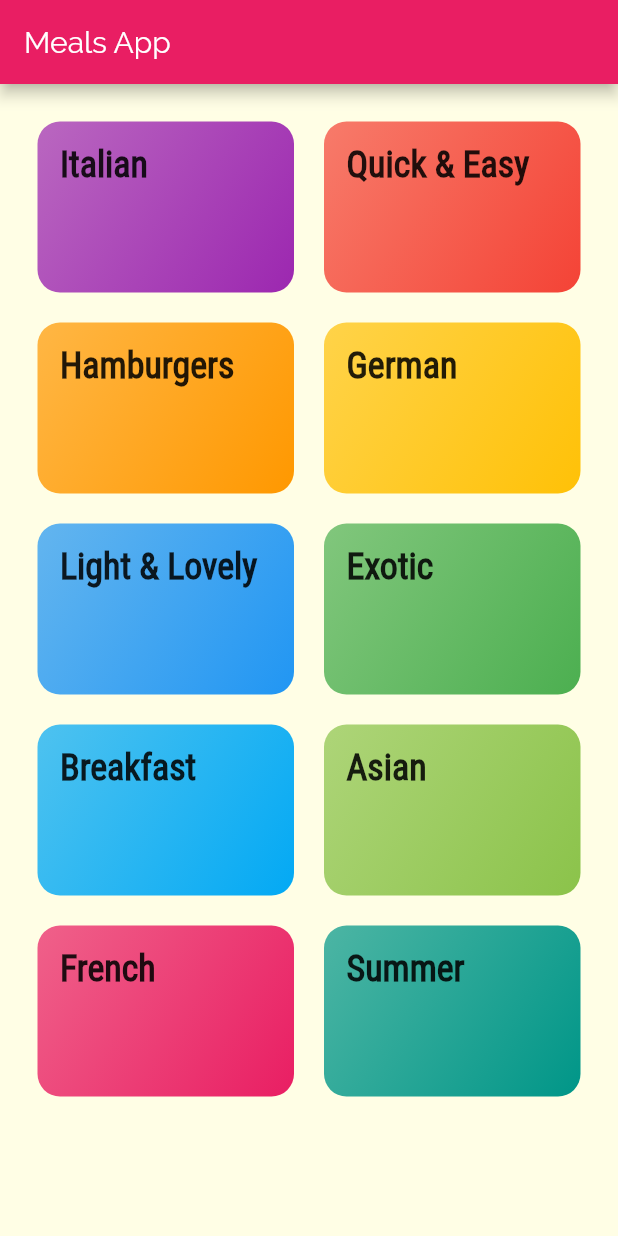
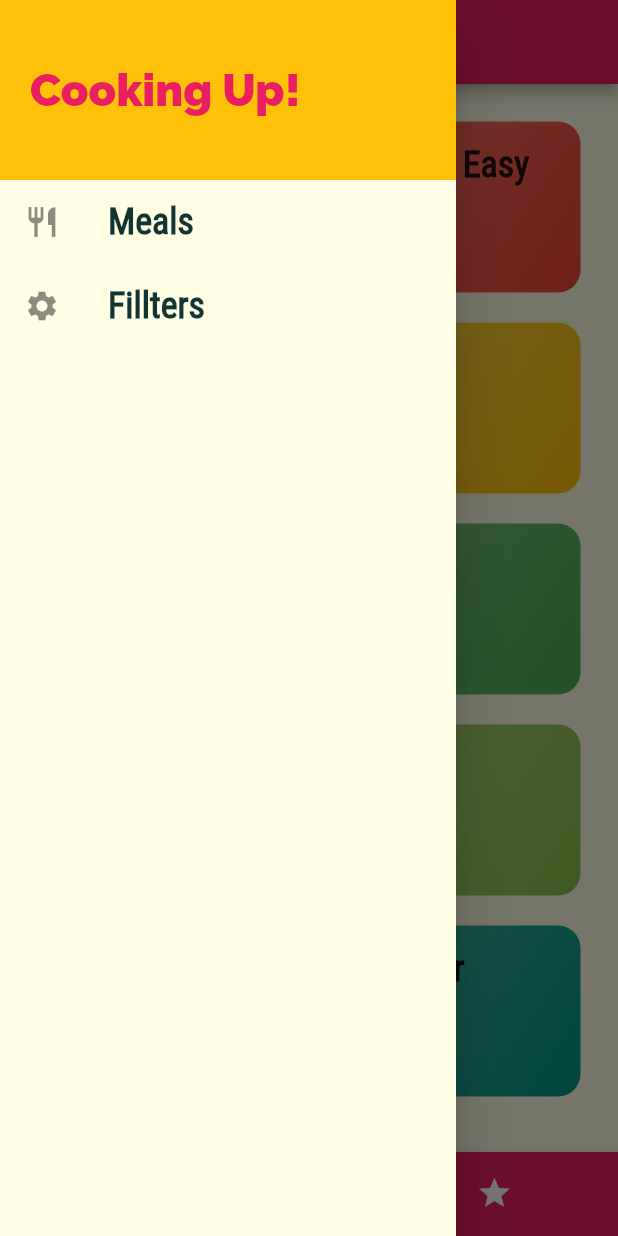
Before and after one commit to rohmanDev357/mealapp, a Flutter app: the screen it shows after launch, with the side drawer open (before the commit the screen has no drawer), on a phone screen of 412 x 824 dp. Run offline on Flutter 3.47's test engine with Material 2 defaults, Android fonts, the phone set to English and light mode, and no system bars.

Commit message:
FavoriteScreen/WidgetTabs/Drawer/FilterScreen

```diff
--- a/lib/main.dart
+++ b/lib/main.dart
@@ -1,6 +1,11 @@
 import 'package:flutter/material.dart';
+
+// import screen on flutter
+import 'screens/tabs_screen.dart';
+import 'screens/meal_detail_screen.dart';
 import 'screens/category_meals_screen.dart';
 import 'screens/categories_screen.dart';
+import 'screens/filters_screen.dart';
 
 void main() {
   runApp(MyApp());
@@ -32,9 +37,29 @@ class MyApp extends StatelessWidget {
               ),
             ),
       ),
-      home: CategoriesScreen(),
+      // home: CategoriesScreen(),
+      initialRoute: '/', //default home is /
       routes: {
+        '/': (ctx) => TabsScreen(),
         CategoryMealsScreen.routeName: (ctx) => CategoryMealsScreen(),
+        MealDetailScreen.routeName: (ctx) => MealDetailScreen(),
+        FiltersScreen.routeName: (ctx) => FiltersScreen(),
+      },
+
+      // onGenerateRoute: (settings) {
+      //   print(settings.arguments);
+      //   if (settings.name == '/meal-detail') {
+      //     return ..;
+      //   } esle if(settings.name == '/someting-else'){
+      //     return ...;
+      //   };
+      //   return MaterialPageRoute(builder: (ctx) => CategoriesScreen(),);
+      // },
+
+      onUnknownRoute: (settings) {
+        return MaterialPageRoute(
+          builder: (ctx) => CategoriesScreen(),
+        );
       },
     );
   }
--- a/lib/screens/categories_screen.dart
+++ b/lib/screens/categories_screen.dart
@@ -6,11 +6,7 @@ import '../widget/category_item.dart';
 class CategoriesScreen extends StatelessWidget {
   @override
   Widget build(BuildContext context) {
-    return Scaffold(
-      appBar: AppBar(
-        title: const Text('Meals App'),
-      ),
-      body: GridView(
+    return GridView(
       padding: EdgeInsets.all(25),
       children: DUMMY_CATEGORIES
           .map(
@@ -27,7 +23,6 @@ class CategoriesScreen extends StatelessWidget {
         crossAxisSpacing: 20,
         mainAxisSpacing: 20,
       ),
-      ),
     );
   }
 }
--- a/lib/screens/category_meals_screen.dart
+++ b/lib/screens/category_meals_screen.dart
@@ -29,6 +29,7 @@ class CategoryMealsScreen extends StatelessWidget {
       body: ListView.builder(
         itemBuilder: (ctx, index) {
           return MealItem(
+            id: categoryMeals[index].id,
             title: categoryMeals[index].title,
             imageUrl: categoryMeals[index].imageUrl,
             duration: categoryMeals[index].duration,
--- /dev/null
+++ b/lib/screens/tabs_screen.dart
@@ -0,0 +1,55 @@
+import 'package:flutter/material.dart';
+import '../widget/main_drawer.dart';
+import './favorites_screen.dart';
+import './categories_screen.dart';
+
+class TabsScreen extends StatefulWidget {
+  @override
+  _TabsScreenState createState() => _TabsScreenState();
+}
+
+class _TabsScreenState extends State<TabsScreen> {
+  final List<Map<String, dynamic>> _pages = [
+    {'page': CategoriesScreen(), 'title': 'Categories'},
+    {'page': FavoritesScreen(), 'title': 'Your Favorite'},
+  ];
+
+  int _selectedPageIndex = 0;
+
+  void _selectedPage(int index) {
+    setState(() {
+      _selectedPageIndex = index;
+    });
+  }
+
+  @override
+  Widget build(BuildContext context) {
+    return Scaffold(
+      appBar: AppBar(
+        title: Text(_pages[_selectedPageIndex]['title']),
+      ),
+      drawer: MainDrawer(),
+      body: _pages[_selectedPageIndex]['page'],
+      bottomNavigationBar: BottomNavigationBar(
+        onTap: _selectedPage,
+        backgroundColor: Theme.of(context).primaryColor,
+        unselectedItemColor: Colors.white,
+        selectedItemColor: Theme.of(context).accentColor,
+        currentIndex: _selectedPageIndex,
+        type: BottomNavigationBarType.shifting,
+        items: [
+          BottomNavigationBarItem(
+            backgroundColor: Theme.of(context).primaryColor,
+            icon: Icon(Icons.category),
+            title: Text('Categories'),
+          ),
+          BottomNavigationBarItem(
+            backgroundColor: Theme.of(context).primaryColor,
+            icon: Icon(Icons.star),
+            title: Text('Favorite'),
+          ),
+        ],
+      ),
+    );
+  }
+}
--- /dev/null
+++ b/lib/widget/main_drawer.dart
@@ -0,0 +1,58 @@
+import 'package:flutter/material.dart';
+import '../screens/filters_screen.dart';
+
+class MainDrawer extends StatelessWidget {
+  Widget buildListTile(String title, IconData icon, Function tabHandler) {
+    return ListTile(
+      leading: Icon(icon),
+      title: Text(
+        title,
+        style: TextStyle(
+            fontFamily: 'RobotoCondensed',
+            fontSize: 24,
+            fontWeight: FontWeight.bold),
+      ),
+      onTap: tabHandler,
+    );
+  }
+
+  @override
+  Widget build(BuildContext context) {
+    return Drawer(
+      child: Column(
+        children: <Widget>[
+          Container(
+            height: 120,
+            width: double.infinity,
+            padding: EdgeInsets.all(20),
+            alignment: Alignment.centerLeft,
+            color: Theme.of(context).accentColor,
+            child: Text(
+              'Cooking Up!',
+              style: TextStyle(
+                fontSize: 30,
+                fontWeight: FontWeight.w900,
+                color: Theme.of(context).primaryColor,
+              ),
+            ),
+          ),
+          buildListTile(
+            'Meals',
+            Icons.restaurant,
+            () {
+              Navigator.of(context).pushReplacementNamed('/');
+            },
+          ),
+          buildListTile(
+            'Fillters',
+            Icons.settings,
+            () {
+              Navigator.of(context)
+                  .pushReplacementNamed(FiltersScreen.routeName);
+            },
+          ),
+        ],
+      ),
+    );
+  }
+}
```
Also changed, not shown: lib/screens/favorites_screen.dart (added, +12 -0 lines), lib/screens/filters_screen.dart (added, +22 -0 lines), lib/screens/meal_detail_screen.dart (added, +90 -0 lines), lib/widget/meal_item.dart (+11 -2 lines). Lines whose indentation alone changed are shown as unchanged.
